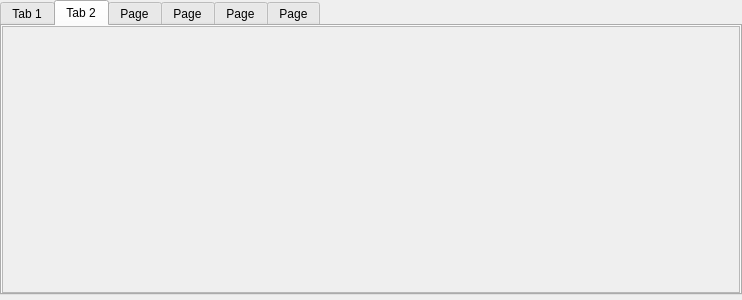
jirik09/Sniffy, file LEO_sniffy/GUI/widgettab.ui: the form before one commit.
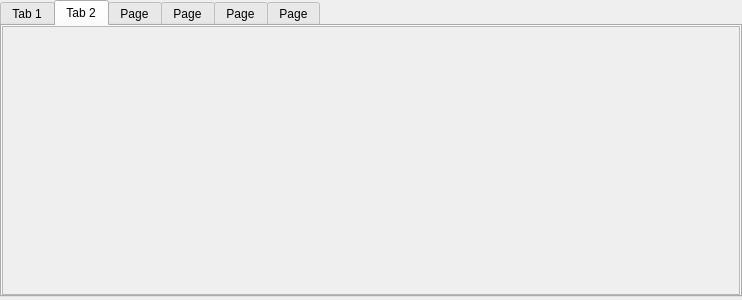
The form after the commit. The open tabs and pages were chosen to show the change.

Patch:
```diff
--- a/LEO_sniffy/GUI/widgettab.ui
+++ b/LEO_sniffy/GUI/widgettab.ui
@@ -18,7 +18,7 @@
   </property>
   <layout class="QVBoxLayout" name="verticalLayout">
    <property name="spacing">
-    <number>5</number>
+    <number>0</number>
    </property>
    <property name="leftMargin">
     <number>0</number>
@@ -30,7 +30,7 @@
     <number>0</number>
    </property>
    <property name="bottomMargin">
-    <number>5</number>
+    <number>3</number>
    </property>
    <item>
     <widget class="QTabWidget" name="tabWidget">
@@ -99,7 +99,7 @@
       </attribute>
       <layout class="QVBoxLayout" name="verticalLayout_tab2">
        <property name="spacing">
-        <number>5</number>
+        <number>0</number>
        </property>
        <property name="leftMargin">
         <number>0</number>
@@ -124,12 +124,12 @@
             <x>0</x>
             <y>0</y>
             <width>734</width>
-            <height>267</height>
+            <height>266</height>
            </rect>
           </property>
           <layout class="QVBoxLayout" name="verticalLayout_2">
            <property name="spacing">
-            <number>5</number>
+            <number>3</number>
            </property>
            <property name="leftMargin">
             <number>5</number>
```
Left out of the diff: 32 changed lines with no effect on the pictures.
